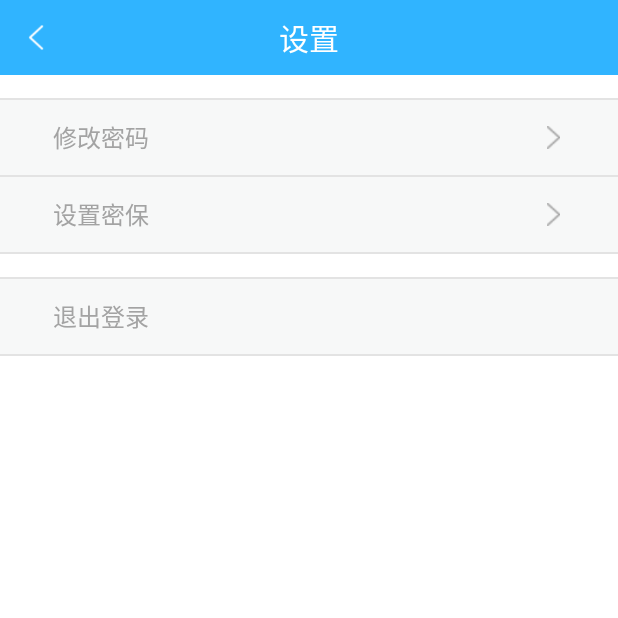
After one commit to 07160820ljl/Boxuegu_LS, an Android app: the SettingActivity screen opened directly, with no data from a screen before it, on a phone screen of 412 x 824 dp, the top half of it. The commit adds this screen. Run offline under Robolectric (Android 15) with nearby library versions, the phone set to English and light mode, and no system bars.

Commit message:
4.2设置

```diff
--- a/app/src/main/AndroidManifest.xml
+++ b/app/src/main/AndroidManifest.xml
@@ -22,6 +22,8 @@
         </activity>
         <activity android:name=".activity.LoginActivity">
         </activity>
+        <activity android:name=".activity.SettingActivity">
+        </activity>
     </application>
 
 </manifest>
--- /dev/null
+++ b/app/src/main/java/cn/edu/gdmec/android/boxuegu/activity/SettingActivity.java
@@ -0,0 +1,94 @@
+package cn.edu.gdmec.android.boxuegu.activity;
+
+import android.content.Context;
+import android.content.Intent;
+import android.content.SharedPreferences;
+import android.content.pm.ActivityInfo;
+import android.graphics.Color;
+import android.support.v7.app.AppCompatActivity;
+import android.os.Bundle;
+import android.view.View;
+import android.widget.RelativeLayout;
+import android.widget.TextView;
+import android.widget.Toast;
+
+import cn.edu.gdmec.android.boxuegu.R;
+
+public class SettingActivity extends AppCompatActivity {
+    private TextView tv_main_title;
+    private TextView tv_back;
+    private RelativeLayout rl_title_bar;
+    private RelativeLayout rl_modify_psw,rl_security_setting,rl_exit_login;
+    public static  SettingActivity instance = null;
+
+    @Override
+    protected void onCreate(Bundle savedInstanceState) {
+        super.onCreate(savedInstanceState);
+        setContentView(R.layout.activity_setting);
+        //设置此界面为竖屏
+        setRequestedOrientation(ActivityInfo.SCREEN_ORIENTATION_PORTRAIT);
+        instance = this;
+        init();
+    }
+
+    /**
+     * 获取界面控件
+     */
+
+    private void init() {
+        tv_main_title = (TextView) findViewById(R.id.tv_main_title);
+        tv_main_title.setText("设置");
+        tv_back = (TextView) findViewById(R.id.tv_back);
+        rl_title_bar = (RelativeLayout) findViewById(R.id.title_bar);
+        rl_title_bar.setBackgroundColor(Color.parseColor("#30B4FF"));
+        rl_modify_psw = (RelativeLayout) findViewById(R.id.rl_modify_psw);
+        rl_security_setting = (RelativeLayout) findViewById(R.id.rl_security_setting);
+        rl_exit_login = (RelativeLayout)findViewById(R.id.rl_exit_login);
+        tv_back.setOnClickListener(new View.OnClickListener(){
+
+            @Override
+            public void onClick(View v) {
+                SettingActivity.this.finish();
+            }
+        });
+        //修改密码的点击事件
+        rl_modify_psw.setOnClickListener(new View.OnClickListener() {
+            @Override
+            public void onClick(View v) {
+            //跳转到修改密码界面
+            }
+        });
+        //设置密保的点击事件
+        rl_security_setting.setOnClickListener(new View.OnClickListener() {
+            @Override
+            public void onClick(View v) {
+                //跳转到设置密保界面
+            }
+        });
+        //退出登录的点击事件
+        rl_exit_login.setOnClickListener(new View.OnClickListener() {
+            @Override
+            public void onClick(View v) {
+                Toast.makeText(SettingActivity.this,"退出登录成功",Toast.LENGTH_SHORT).show();
+                //清除登录状态和登录时的用户名
+                clearLoginStatus();
+                //退出登录成功后把退出成功的状态传递到MainActivity中
+                Intent data = new Intent();
+                data.putExtra("isLogin",false);
+                setResult(RESULT_OK,data);
+                SettingActivity.this.finish();
+            }
+        });
+    }
+    private void clearLoginStatus(){
+        SharedPreferences sp = getSharedPreferences("loginInfo", Context.MODE_PRIVATE);
+        //获取编辑器
+        SharedPreferences.Editor editor = sp.edit();
+        //清除登录状态
+        editor.putBoolean("isLogin",false);
+        //清除用户名
+        editor.putString("loginUserName","");
+        //提交修改
+        editor.commit();
+    }
+}
--- a/app/src/main/java/cn/edu/gdmec/android/boxuegu/view/MyInfoView.java
+++ b/app/src/main/java/cn/edu/gdmec/android/boxuegu/view/MyInfoView.java
@@ -15,6 +15,7 @@ import android.widget.Toast;
 
 import cn.edu.gdmec.android.boxuegu.R;
 import cn.edu.gdmec.android.boxuegu.activity.LoginActivity;
+import cn.edu.gdmec.android.boxuegu.activity.SettingActivity;
 import cn.edu.gdmec.android.boxuegu.utils.AnalysisUtils;
 
 /**
@@ -79,6 +80,8 @@ public class MyInfoView {
             public void onClick(View v) {
                 if (readLoginStatus()){
                     //跳转到设置界面
+                    Intent intent = new Intent(mContext, SettingActivity.class);
+                    mContext.startActivityForResult(intent,1);
                 }else{
                     Toast.makeText(mContext,"您还未登录，请先登录",Toast.LENGTH_SHORT).show();
 
--- /dev/null
+++ b/app/src/main/res/layout/activity_setting.xml
@@ -0,0 +1,100 @@
+<?xml version="1.0" encoding="utf-8"?>
+<LinearLayout
+    xmlns:android="http://schemas.android.com/apk/res/android"
+    android:layout_width="match_parent"
+    android:layout_height="match_parent"
+    android:background="@android:color/white"
+    android:orientation="vertical">
+    <include layout="@layout/main_title_bar"/>
+    <View
+        android:layout_width="fill_parent"
+        android:layout_height="1dp"
+        android:layout_marginTop="15dp"
+        android:background="#E3E3E3"/>
+    <RelativeLayout
+        android:id="@+id/rl_modify_psw"
+        android:layout_width="fill_parent"
+        android:layout_height="50dp"
+        android:background="#F7F8F8"
+        android:gravity="center_vertical"
+        android:paddingLeft="10dp"
+        android:paddingRight="10dp">
+        <TextView
+            android:layout_width="wrap_content"
+            android:layout_height="wrap_content"
+            android:layout_centerVertical="true"
+            android:layout_marginLeft="25dp"
+            android:text="修改密码"
+            android:textColor="#A3A3A3"
+            android:textSize="16sp"/>
+        <ImageView
+            android:layout_width="15dp"
+            android:layout_height="15dp"
+            android:layout_alignParentRight="true"
+            android:layout_centerVertical="true"
+            android:layout_marginRight="25dp"
+            android:src="@drawable/iv_right_arrow"/>
+
+    </RelativeLayout>
+    <View
+        android:layout_width="fill_parent"
+        android:layout_height="1dp"
+        android:background="#E3E3E3"/>
+    <RelativeLayout
+        android:id="@+id/rl_security_setting"
+        android:layout_width="fill_parent"
+        android:layout_height="50dp"
+        android:background="#F7F8F8"
+        android:gravity="center_vertical"
+        android:paddingLeft="10dp"
+        android:paddingRight="10dp">
+        <TextView
+            android:layout_width="wrap_content"
+            android:layout_height="wrap_content"
+            android:layout_centerVertical="true"
+            android:layout_marginLeft="25dp"
+            android:text="设置密保"
+            android:textColor="#A3A3A3"
+            android:textSize="16sp"/>
+        <ImageView
+            android:layout_width="15dp"
+            android:layout_height="15dp"
+            android:layout_alignParentRight="true"
+            android:layout_centerVertical="true"
+            android:layout_marginRight="25dp"
+            android:src="@drawable/iv_right_arrow"/>
+
+    </RelativeLayout>
+    <View
+        android:layout_width="fill_parent"
+        android:layout_height="1dp"
+        android:background="#E3E3E3"/>
+    <View
+        android:layout_width="fill_parent"
+        android:layout_height="1dp"
+        android:background="#E3E3E3"
+        android:layout_marginTop="15dp"/>
+    <RelativeLayout
+        android:id="@+id/rl_exit_login"
+        android:layout_width="fill_parent"
+        android:layout_height="50dp"
+        android:background="#F7F8F8"
+        android:gravity="center_vertical"
+        android:paddingLeft="10dp"
+        android:paddingRight="10dp">
+        <TextView
+            android:layout_width="wrap_content"
+            android:layout_height="wrap_content"
+            android:layout_centerVertical="true"
+            android:layout_marginLeft="25dp"
+            android:text="退出登录"
+            android:textColor="#A3A3A3"
+            android:textSize="16sp"/>
+
+    </RelativeLayout>
+    <View
+        android:layout_width="fill_parent"
+        android:layout_height="1dp"
+        android:background="#E3E3E3"/>
+
+</LinearLayout>
```
